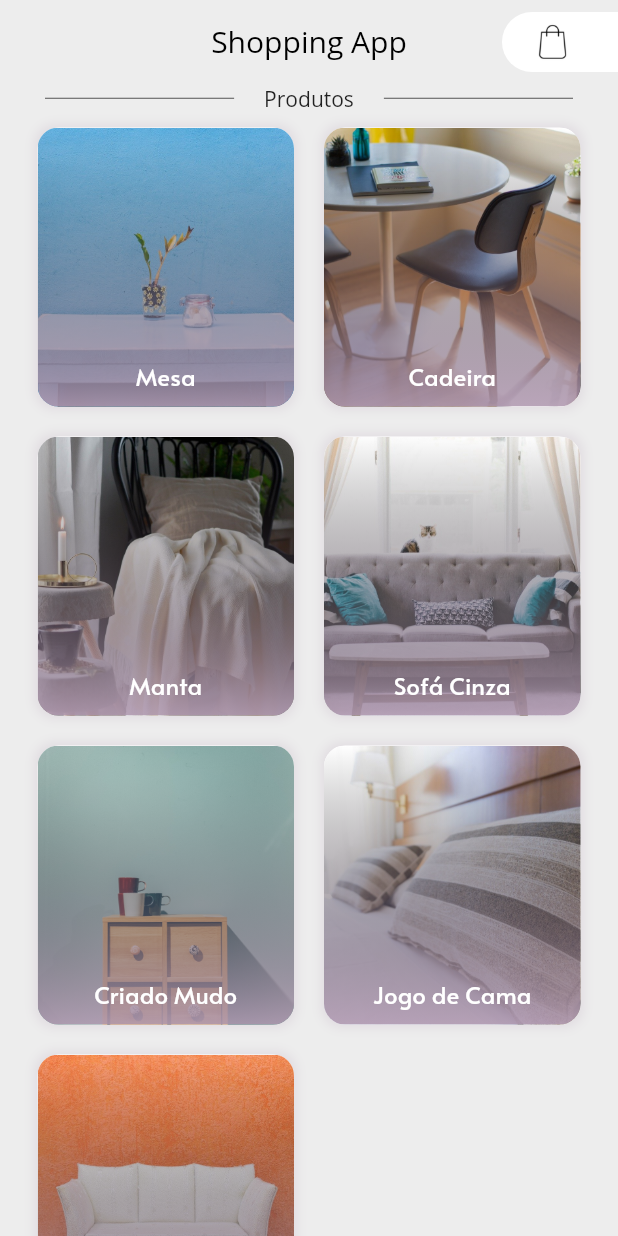
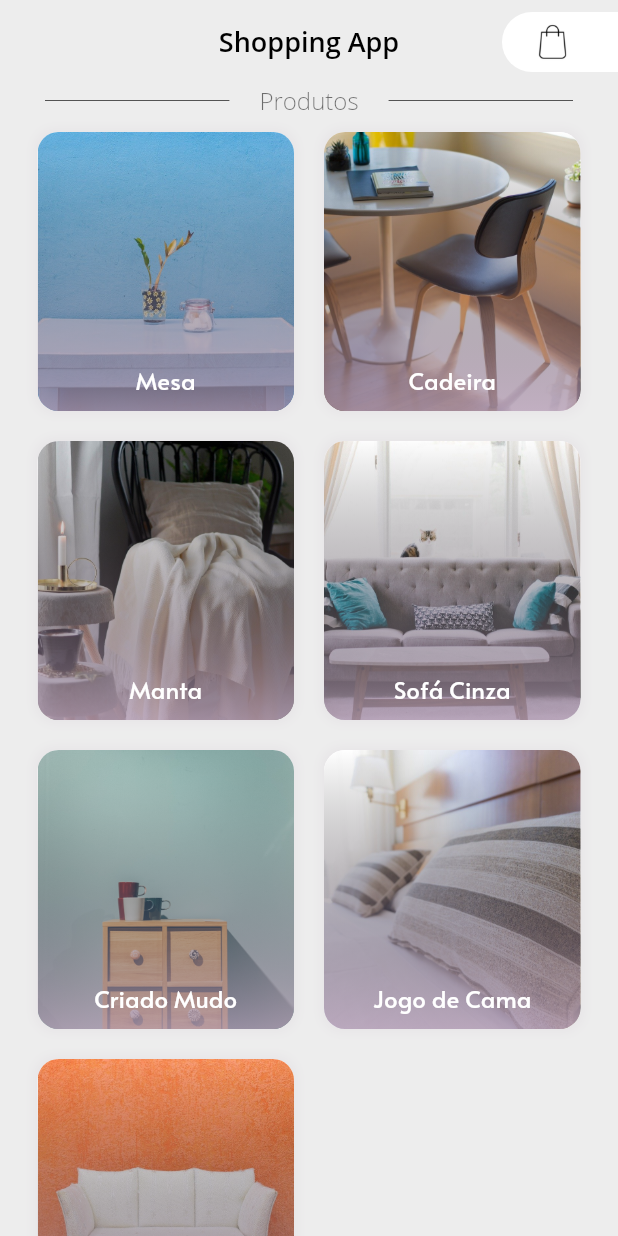
Before and after one commit to mm44m6/shopping-app-alura, a Flutter app: the screen it shows after launch, on a phone screen of 412 x 824 dp. Run offline on Flutter 3.47's test engine with Material 2 defaults, Android fonts, the phone set to English and light mode, and no system bars.

Commit message:
changed theme scheme

```diff
--- a/lib/main.dart
+++ b/lib/main.dart
@@ -1,7 +1,7 @@
 import 'package:flutter/material.dart';
 import 'package:provider/provider.dart';
 
-import './tema.dart';
+import './paleta_cores.dart';
 import 'package:shopping_app_alura/widgets/grid_produtos.dart';
 import 'package:shopping_app_alura/widgets/appbar.dart';
 import 'package:shopping_app_alura/modelos/carrinho.dart';
@@ -26,7 +26,20 @@ class MyApp extends StatelessWidget {
         title: 'Shopping App',
         theme: ThemeData(
 
-          backgroundColor: Tema().corDeFundo,
+          backgroundColor: PaletaCores().cinzaClaro,
+          accentColor: PaletaCores().lilas,
+
+          textTheme: TextTheme(
+            bodyText1: TextStyle(fontSize: 16, fontWeight: FontWeight.bold, color: Colors.black),
+            bodyText2: TextStyle(fontSize: 12.0, fontFamily: 'Open Sans', color: PaletaCores().cinzaEscuro),
+            button: TextStyle(color: Colors.white, fontSize: 12),
+            headline1: TextStyle(fontFamily: 'Open Sans', fontSize: 16),
+            headline2: TextStyle(fontFamily: 'Open Sans', color: Colors.black, fontSize: 18, fontWeight: FontWeight.w600),
+            headline3: TextStyle(fontSize: 20.0, fontFamily: 'Alata', fontWeight: FontWeight.bold, color: Colors.black),
+            headline4: TextStyle(fontSize: 20.0, fontFamily: 'Open Sans', fontWeight: FontWeight.bold, color: Colors.black),
+            headline5: TextStyle(fontSize: 14, color: Colors.black),
+            headline6: TextStyle(fontFamily: 'Alata', color: Colors.white, fontSize: 16),
+          )
         ),
     );
   }
@@ -96,14 +109,14 @@ class Inicio extends StatelessWidget {
             Expanded(
               child: Container(
                 margin: EdgeInsets.only(left: 30.0, right: 20.0),
-                child: Divider(color: Tema().corDivisor),
+                child: Divider(color: PaletaCores().cinzaEscuro),
               )
             ),
-            Text("Produtos", style: TextStyle(fontFamily: 'Open Sans')),
+            Text("Produtos", style: Theme.of(context).textTheme.headline1),
             Expanded(
               child: Container(
                 margin: EdgeInsets.only(left: 20.0, right: 30.0),
-                child: Divider(color: Tema().corDivisor),
+                child: Divider(color: PaletaCores().cinzaEscuro),
               )
             ),
           ]
--- a/lib/tema.dart
+++ b/lib/paleta_cores.dart
@@ -1,8 +1,8 @@
 import 'dart:ui';
 import 'package:flutter/material.dart';
 
-class Tema {
-  static Map<int, Color> _swatchCorDeFundo = {
+class PaletaCores {
+  static Map<int, Color> _swatchCinzaClaro = {
     50: Color.fromRGBO(237, 237, 237, .1),
     100: Color.fromRGBO(237, 237, 237, .2),
     200: Color.fromRGBO(237, 237, 237, .3),
@@ -14,9 +14,9 @@ class Tema {
     800: Color.fromRGBO(237, 237, 237, .9),
     900: Color.fromRGBO(237, 237, 237, 1),
   };
-  MaterialColor corDeFundo = MaterialColor(0xFFededed, _swatchCorDeFundo);
+  MaterialColor cinzaClaro = MaterialColor(0xFFededed, _swatchCinzaClaro);
 
-  static Map<int, Color> _swatchCorDeDetalhes = {
+  static Map<int, Color> _swatchLilas = {
     50: Color.fromRGBO(178, 155, 178, .1),
     100: Color.fromRGBO(178, 155, 178, .2),
     200: Color.fromRGBO(178, 155, 178, .3),
@@ -29,8 +29,7 @@ class Tema {
     900: Color.fromRGBO(178, 155, 178, 1),
   };
 
-  MaterialColor corDeDetalhes = MaterialColor(0xFFB29BB2, _swatchCorDeDetalhes);
+  MaterialColor lilas = MaterialColor(0xFFB29BB2, _swatchLilas);
 
-  Color corDivisor = Color.fromRGBO(83, 83, 83, 1);
-  Color corDescricaoProdutos = Color.fromRGBO(83, 83, 83, 1);
+  Color cinzaEscuro = Color.fromRGBO(83, 83, 83, 1);
 }
--- a/lib/widgets/appbar.dart
+++ b/lib/widgets/appbar.dart
@@ -14,7 +14,7 @@ AppBarCustomizada({this.titulo, this.ehPaginaCarrinho});
 @override
   Widget build(BuildContext context) {
     return AppBar(
-      title: Text(titulo, style: TextStyle(fontFamily: 'Open Sans', color: Colors.black)),
+      title: Text(titulo, style: Theme.of(context).textTheme.headline2),
       titleSpacing: 0.0,
       centerTitle: true,
       backgroundColor: Colors.transparent,
--- a/lib/widgets/botao_carrinho.dart
+++ b/lib/widgets/botao_carrinho.dart
@@ -1,7 +1,7 @@
 import 'package:flutter/material.dart';
 import 'package:provider/provider.dart';
 
-import '../tema.dart';
+import '../paleta_cores.dart';
 import 'package:shopping_app_alura/modelos/carrinho.dart';
 
 class BotaoCarrinho extends StatelessWidget {
@@ -39,7 +39,7 @@ class BotaoCarrinho extends StatelessWidget {
                      alignment: Alignment.center,
                        children: <Widget>[
                          _construirImagemBotaoCarrinhoAppBar('utils/assets/icons/shopping_bag.png'),
-                         _construirIndicatorBotaoCarrinhoAppBar()
+                         _construirIndicatorBotaoCarrinhoAppBar(context)
                        ]
                    );
                  }
@@ -51,7 +51,7 @@ class BotaoCarrinho extends StatelessWidget {
        );
      }
 
-     _construirIndicatorBotaoCarrinhoAppBar() {
+     _construirIndicatorBotaoCarrinhoAppBar(BuildContext contexto) {
        return Positioned(
          right: 0,
          bottom: 0,
@@ -59,7 +59,7 @@ class BotaoCarrinho extends StatelessWidget {
            width: 10,
            height: 10,
            decoration: BoxDecoration(
-             color: Tema().corDeDetalhes,
+             color: Theme.of(contexto).accentColor,
              shape: BoxShape.circle
            ),
          )
--- a/lib/widgets/elemento_grid_produtos.dart
+++ b/lib/widgets/elemento_grid_produtos.dart
@@ -1,6 +1,6 @@
 import 'package:flutter/material.dart';
 
-import '../tema.dart';
+import '../paleta_cores.dart';
 import 'package:shopping_app_alura/paginas/detalhes.dart';
 
 class ElementoGridProdutos extends StatelessWidget {
@@ -20,7 +20,7 @@ class ElementoGridProdutos extends StatelessWidget {
             color: Colors.white,
             boxShadow: [
               BoxShadow(
-                color: Tema().corDeDetalhes.shade100,
+                color: Theme.of(context).accentColor.withOpacity(0.1),
                 spreadRadius: 2,
                 blurRadius: 5,
                 offset: Offset(0, 0)
@@ -35,8 +35,8 @@ class ElementoGridProdutos extends StatelessWidget {
                       alignment: Alignment.center,
                         children: <Widget>[
                           _construirImagemElementoGridProdutos('utils/assets/images/${movel['foto']}'),
-                          _construirDegradeElementoGridProdutos(),
-                          _construirTextoElementoGridProdutos(movel['titulo'])
+                          _construirDegradeElementoGridProdutos(context),
+                          _construirTextoElementoGridProdutos(movel['titulo'], context)
                           ])
                       )
                     )
@@ -52,7 +52,7 @@ class ElementoGridProdutos extends StatelessWidget {
     );
   }
 
-  Widget _construirDegradeElementoGridProdutos() {
+  Widget _construirDegradeElementoGridProdutos(BuildContext contexto) {
     return Positioned.fill(
       child: Container(
         decoration: BoxDecoration(
@@ -61,7 +61,7 @@ class ElementoGridProdutos extends StatelessWidget {
             end: Alignment.bottomCenter,
             colors: [
               Colors.transparent,
-              Tema().corDeDetalhes.shade800
+              Theme.of(contexto).accentColor.withOpacity(0.8)
             ],
           ),
         )
@@ -69,10 +69,10 @@ class ElementoGridProdutos extends StatelessWidget {
     );
   }
 
-  Widget _construirTextoElementoGridProdutos(String texto) {
+  Widget _construirTextoElementoGridProdutos(String texto, BuildContext contexto) {
     return Positioned(
       bottom: 10,
-      child: Text(texto, style: TextStyle(fontFamily: 'Alata', color: Colors.white, fontSize: 16))
+      child: Text(texto, style: Theme.of(contexto).textTheme.headline6)
     );
   }
 
```
Also changed, not shown: lib/widgets/barra_inferior_carrinho.dart (+4 -4 lines), lib/widgets/card_detalhes.dart (+12 -12 lines), lib/widgets/card_produto_carrinho.dart (+23 -11 lines), lib/widgets/lista_carrinho.dart (+4 -4 lines).
